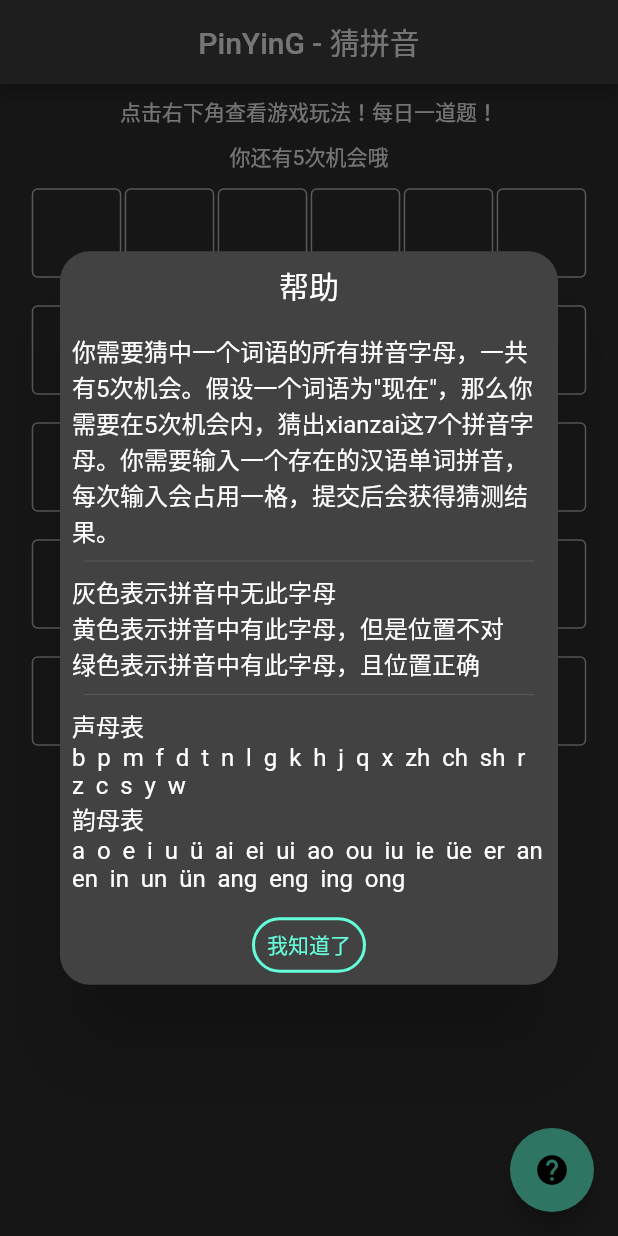
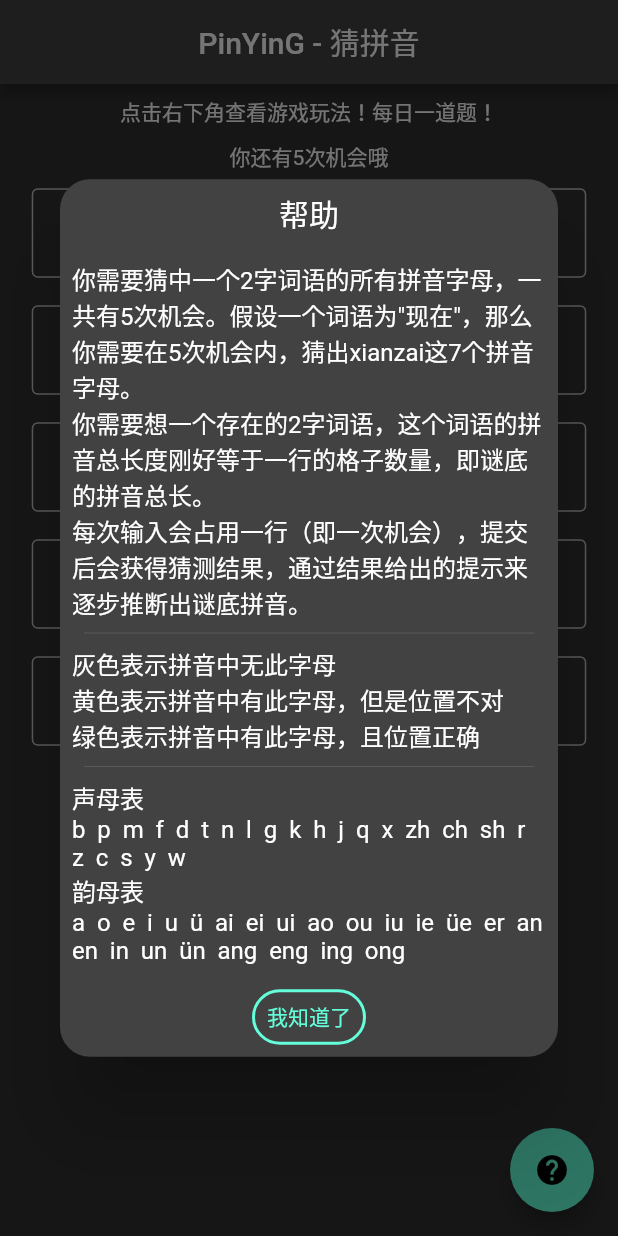
Before and after one commit to Kingtous/PinYinG, a Flutter app: the screen it shows after launch, after a tap on the "help" icon, on a phone screen of 412 x 824 dp. Run offline on Flutter 3.47's test engine with Material 2 defaults, Android fonts, the phone set to English and light mode, and no system bars; our stand-ins replace animate_do, flutter_screenutil, get.

Commit message:
opt: page layout

```diff
--- a/lib/main.dart
+++ b/lib/main.dart
@@ -65,8 +65,8 @@ class _MyHomePageState extends State<MyHomePage> {
                 children: [
                   Row(
                     children: const [
-                      Expanded(child: Text("你需要猜中一个词语的所有拼音字母，一共有5次机会。假设一个词语为\"现在\"，那么你需要在5次机会内，猜出"
-                          "xianzai这7个拼音字母。你需要输入一个存在的汉语单词拼音，每次输入会占用一格，提交后会获得猜测结果。")),
+                      Expanded(child: Text("你需要猜中一个2字词语的所有拼音字母，一共有5次机会。假设一个词语为\"现在\"，那么你需要在5次机会内，猜出"
+                          "xianzai这7个拼音字母。\n你需要想一个存在的2字词语，这个词语的拼音总长度刚好等于一行的格子数量，即谜底的拼音总长。\n每次输入会占用一行（即一次机会），提交后会获得猜测结果，通过结果给出的提示来逐步推断出谜底拼音。")),
                     ],
                   ),
                   Padding(
```
